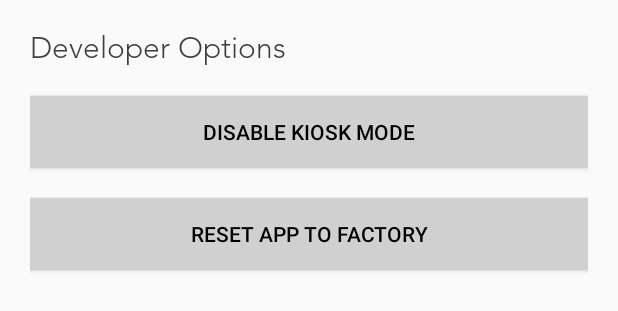
After one commit to jrj2211/GrandfatherClock, an Android app: the layout dialog_developer_options.xml on its own in the app's theme, with its tools: preview values and no code run, on a phone screen of 412 x 824 dp. The commit adds this screen. Shown: the top 311 px of the screen. Run offline under Robolectric (Android 15) with nearby library versions, the phone set to English and light mode, and no system bars.

Commit message:
Added developer dialog to reset app or unlock kiosk mode

```diff
--- /dev/null
+++ b/app/src/main/res/layout/dialog_developer_options.xml
@@ -0,0 +1,35 @@
+<?xml version="1.0" encoding="utf-8"?>
+<LinearLayout
+    xmlns:android="http://schemas.android.com/apk/res/android" android:layout_width="match_parent"
+    android:layout_height="match_parent"
+    android:orientation="vertical"
+    android:padding="20dp">
+
+    <TextView
+        android:layout_width="match_parent"
+        android:layout_height="wrap_content"
+        android:textColor="@color/colorPrimary"
+        android:fontFamily="@font/avenir"
+        android:text="Developer Options"
+        android:textSize="20dp"
+        android:layout_marginBottom="20dp" />
+
+    <Button
+        android:id="@+id/disable_kiosk"
+        android:layout_width="match_parent"
+        android:layout_height="wrap_content"
+        android:textColor="@android:color/black"
+        android:background="@color/borderGray"
+        android:text="Disable kiosk mode" />
+
+    <Button
+        android:id="@+id/delete_data"
+        android:layout_width="match_parent"
+        android:layout_height="wrap_content"
+        android:textColor="@android:color/black"
+        android:background="@color/borderGray"
+        android:layout_marginTop="20dp"
+        android:text="Reset app to factory" />
+
+
+</LinearLayout>
```
Also changed, not shown: app/src/main/java/com/beneville/grandfatherclock/MainActivity.java (+7 -4 lines), app/src/main/java/com/beneville/grandfatherclock/helpers/DeveloperDialog.java (added, +58 -0 lines).
